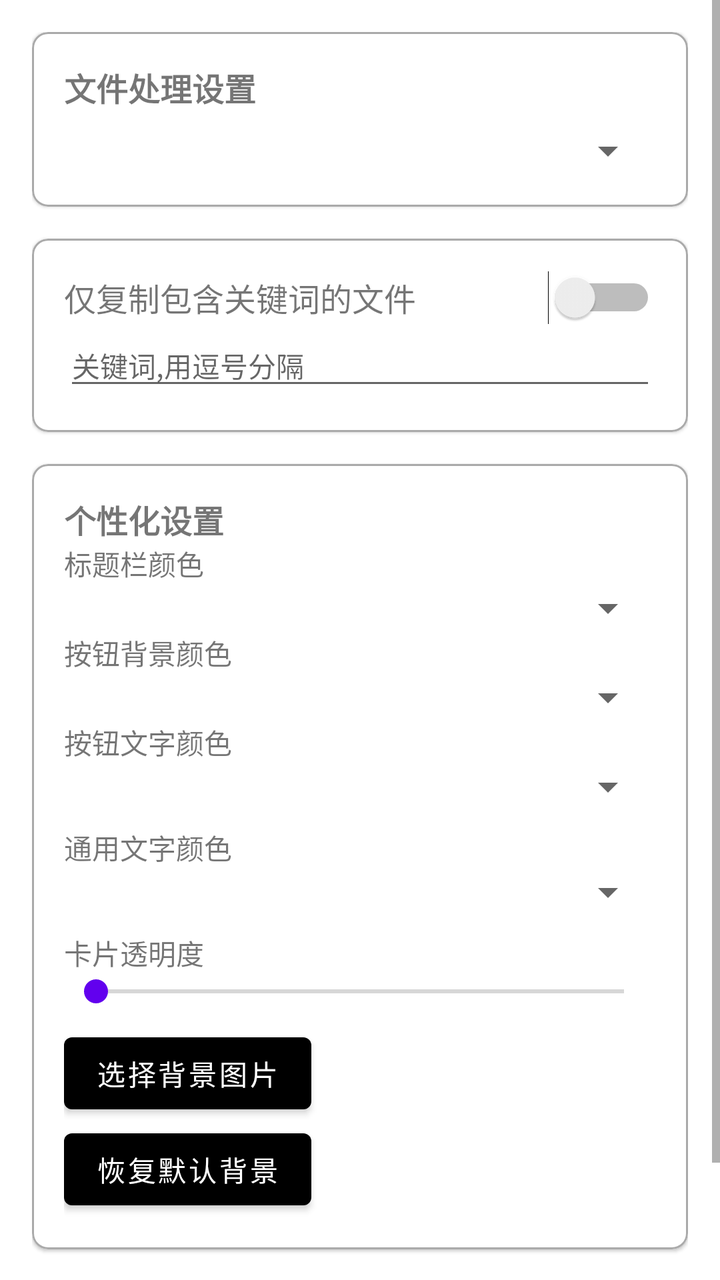
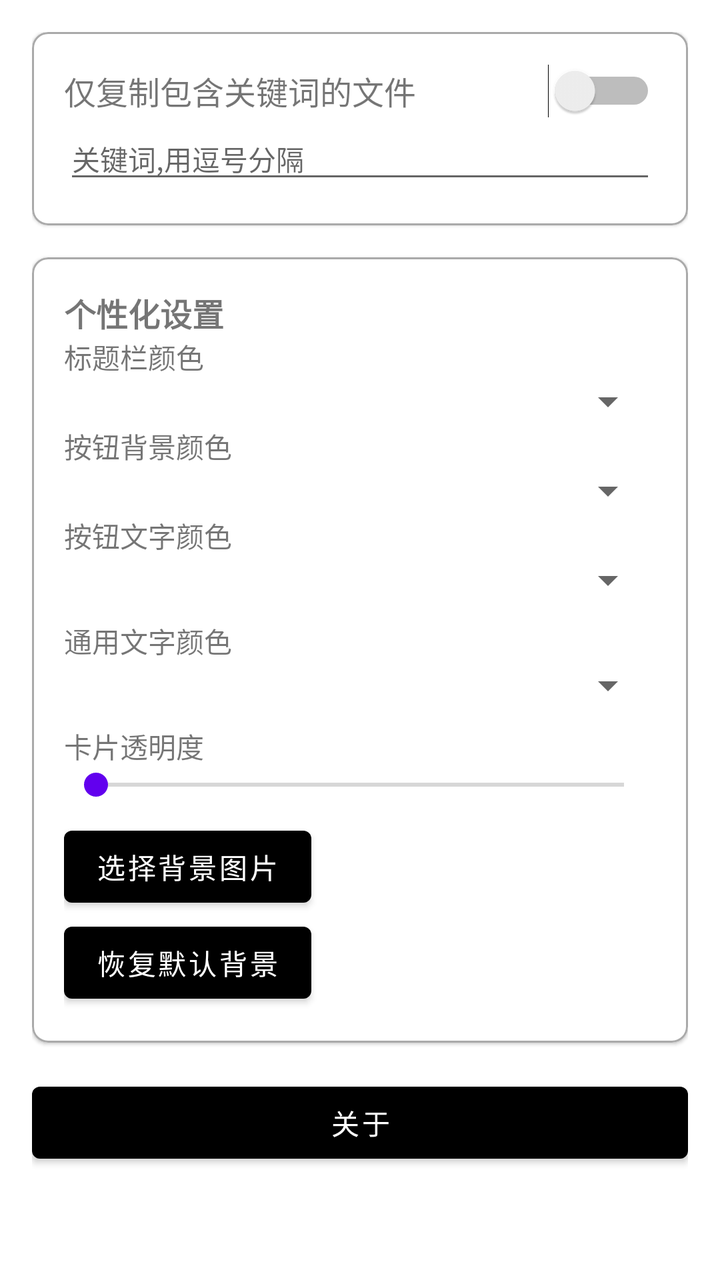

An Android layout rendered at two revisions. The XML below is the earlier revision; the diff shows what the commit changed to produce the second picture.
<!-- AndroidManifest.xml: application theme Theme.OMywiening -->
<!-- res/layout/activity_settings.xml -->
<?xml version="1.0" encoding="utf-8"?>
<ScrollView xmlns:android="http://schemas.android.com/apk/res/android"
    xmlns:app="http://schemas.android.com/apk/res-auto"
    android:id="@+id/settings_scroll_view"
    android:layout_width="match_parent"
    android:layout_height="match_parent">

    <LinearLayout
        android:id="@+id/settings_root_layout"
        android:layout_width="match_parent"
        android:layout_height="wrap_content"
        android:orientation="vertical"
        android:padding="16dp">

        <com.google.android.material.card.MaterialCardView
            android:id="@+id/card_view_file_options"
            android:layout_width="match_parent"
            android:layout_height="wrap_content"
            android:layout_marginBottom="16dp"
            app:cardCornerRadius="8dp"
            app:strokeColor="@android:color/darker_gray"
            app:strokeWidth="1dp">

            <LinearLayout
                android:layout_width="match_parent"
                android:layout_height="wrap_content"
                android:orientation="vertical"
                android:padding="16dp">

                <TextView
                    android:id="@+id/tv_file_options_title"
                    android:layout_width="wrap_content"
                    android:layout_height="wrap_content"
                    android:text="文件处理设置"
                    android:textSize="16sp"
                    android:textStyle="bold" />

                <Spinner
                    android:id="@+id/spinnerOverwriteMode"
                    android:layout_width="match_parent"
                    android:layout_height="wrap_content"
                    android:layout_marginTop="8dp"/>
            </LinearLayout>
        </com.google.android.material.card.MaterialCardView>

        <com.google.android.material.card.MaterialCardView
            android:id="@+id/card_view_filter_options"
            android:layout_width="match_parent"
            android:layout_height="wrap_content"
            android:layout_marginBottom="16dp"
            app:cardCornerRadius="8dp"
            app:strokeColor="@android:color/darker_gray"
            app:strokeWidth="1dp">

            <LinearLayout
                android:layout_width="match_parent"
                android:layout_height="wrap_content"
                android:orientation="vertical"
                android:padding="16dp">

                <LinearLayout
                    android:layout_width="match_parent"
                    android:layout_height="wrap_content"
                    android:gravity="center_vertical"
                    android:orientation="horizontal">

                    
                    <TextView
                        android:id="@+id/tv_filter_options_title"
                        android:layout_width="0dp"
                        android:layout_height="wrap_content"
                        android:layout_weight="1"
                        android:text="仅复制包含关键词的文件"
                        android:textSize="16sp" />

                    <Switch
                        android:id="@+id/switchContentFilter"
                        android:layout_width="wrap_content"
                        android:layout_height="wrap_content" />
                </LinearLayout>

                <EditText
                    android:id="@+id/etFilterKeywords"
                    android:layout_width="match_parent"
                    android:layout_height="wrap_content"
                    android:hint="关键词,用逗号分隔"
                    android:textSize="14sp" />
            </LinearLayout>
        </com.google.android.material.card.MaterialCardView>

        <com.google.android.material.card.MaterialCardView
            android:id="@+id/card_view_personalization"
            android:layout_width="match_parent"
            android:layout_height="wrap_content"
            android:layout_marginBottom="16dp"
            app:cardCornerRadius="8dp"
            app:strokeColor="@android:color/darker_gray"
            app:strokeWidth="1dp">

            <LinearLayout
                android:layout_width="match_parent"
                android:layout_height="wrap_content"
                android:orientation="vertical"
                android:padding="16dp">

                <TextView
                    android:id="@+id/tv_personalization_title"
                    android:layout_width="wrap_content"
                    android:layout_height="wrap_content"
                    android:text="个性化设置"
                    android:textSize="16sp"
                    android:textStyle="bold" />

                <TextView
                    android:id="@+id/tv_label_actionbar_color"
                    android:layout_width="wrap_content"
                    android:layout_height="wrap_content"
                    android:text="标题栏颜色" />
                <Spinner
                    android:id="@+id/spinnerActionBarColor"
                    android:layout_width="match_parent"
                    android:layout_height="wrap_content"/>

                <TextView
                    android:id="@+id/tv_label_button_color"
                    android:layout_width="wrap_content"
                    android:layout_height="wrap_content"
                    android:text="按钮背景颜色" />
                <Spinner
                    android:id="@+id/spinnerButtonColor"
                    android:layout_width="match_parent"
                    android:layout_height="wrap_content"/>

                <TextView
                    android:id="@+id/tv_label_button_text_color"
                    android:layout_width="wrap_content"
                    android:layout_height="wrap_content"
                    android:text="按钮文字颜色" />
                <Spinner
                    android:id="@+id/spinnerButtonTextColor"
                    android:layout_width="match_parent"
                    android:layout_height="wrap_content"/>

                
                <TextView
                    android:id="@+id/tv_label_general_text_color"
                    android:layout_width="wrap_content"
                    android:layout_height="wrap_content"
                    android:layout_marginTop="8dp"
                    android:text="@string/title_general_text_color" />
                <Spinner
                    android:id="@+id/spinnerGeneralTextColor"
                    android:layout_width="match_parent"
                    android:layout_height="wrap_content"/>

                <TextView
                    android:id="@+id/tv_label_card_alpha"
                    android:layout_width="wrap_content"
                    android:layout_height="wrap_content"
                    android:layout_marginTop="8dp"
                    android:text="卡片透明度"/>
                <SeekBar
                    android:id="@+id/seekBarCardAlpha"
                    android:layout_width="match_parent"
                    android:layout_height="wrap_content"
                    android:max="255"/>

                <Button
                    android:id="@+id/btnSelectBackgroundImage"
                    android:layout_width="wrap_content"
                    android:layout_height="wrap_content"
                    android:layout_marginTop="8dp"
                    android:text="选择背景图片"/>

                <Button
                    android:id="@+id/btnRestoreBackground"
                    android:layout_width="wrap_content"
                    android:layout_height="wrap_content"
                    android:text="恢复默认背景"/>

            </LinearLayout>
        </com.google.android.material.card.MaterialCardView>

        <Button
            android:id="@+id/btnAbout"
            android:layout_width="match_parent"
            android:layout_height="wrap_content"
            android:text="关于"/>

    </LinearLayout>
</ScrollView>
<!-- resources referenced by this layout -->
<resources>
  <string name="title_general_text_color">通用文字颜色</string>
  <style name="Theme.OMywiening" parent="Theme.MaterialComponents.DayNight.DarkActionBar">
          
          <item name="colorPrimary">@color/black</item>
          <item name="colorPrimaryVariant">@color/black</item>
          <item name="colorOnPrimary">@color/white</item>
          <item name="colorSecondary">@color/purple_500</item>
          <item name="colorSecondaryVariant">@color/purple_700</item>
          <item name="colorOnSecondary">@color/black</item>
          
          <item name="android:statusBarColor">?attr/colorPrimaryVariant</item>
      </style>
  <color name="black">#FF000000</color>
  <color name="white">#FFFFFFFF</color>
  <color name="purple_500">#FF6200EE</color>
  <color name="purple_700">#FF3700B3</color>
</resources>

<!-- the commit's change to res/layout/activity_settings.xml (unified diff, before → after) -->
@@ -11,37 +11,6 @@
         android:layout_height="wrap_content"
         android:orientation="vertical"
         android:padding="16dp">
-
-        <com.google.android.material.card.MaterialCardView
-            android:id="@+id/card_view_file_options"
-            android:layout_width="match_parent"
-            android:layout_height="wrap_content"
-            android:layout_marginBottom="16dp"
-            app:cardCornerRadius="8dp"
-            app:strokeColor="@android:color/darker_gray"
-            app:strokeWidth="1dp">
-
-            <LinearLayout
-                android:layout_width="match_parent"
-                android:layout_height="wrap_content"
-                android:orientation="vertical"
-                android:padding="16dp">
-
-                <TextView
-                    android:id="@+id/tv_file_options_title"
-                    android:layout_width="wrap_content"
-                    android:layout_height="wrap_content"
-                    android:text="文件处理设置"
-                    android:textSize="16sp"
-                    android:textStyle="bold" />
-
-                <Spinner
-                    android:id="@+id/spinnerOverwriteMode"
-                    android:layout_width="match_parent"
-                    android:layout_height="wrap_content"
-                    android:layout_marginTop="8dp"/>
-            </LinearLayout>
-        </com.google.android.material.card.MaterialCardView>
 
         <com.google.android.material.card.MaterialCardView
             android:id="@+id/card_view_filter_options"
